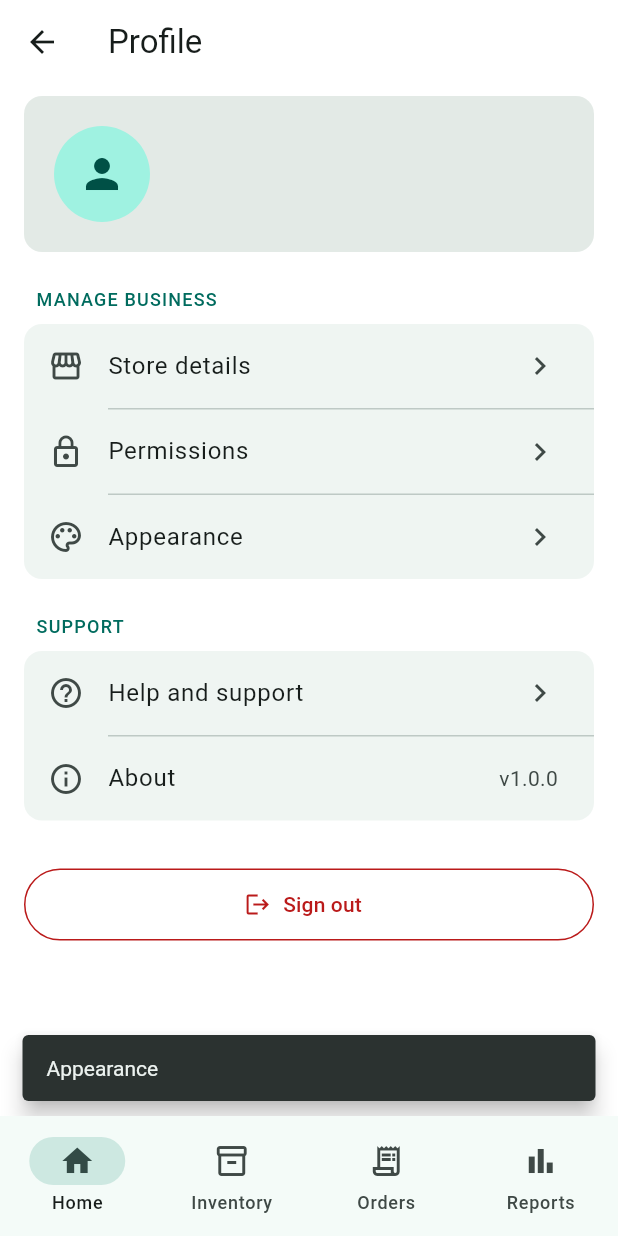
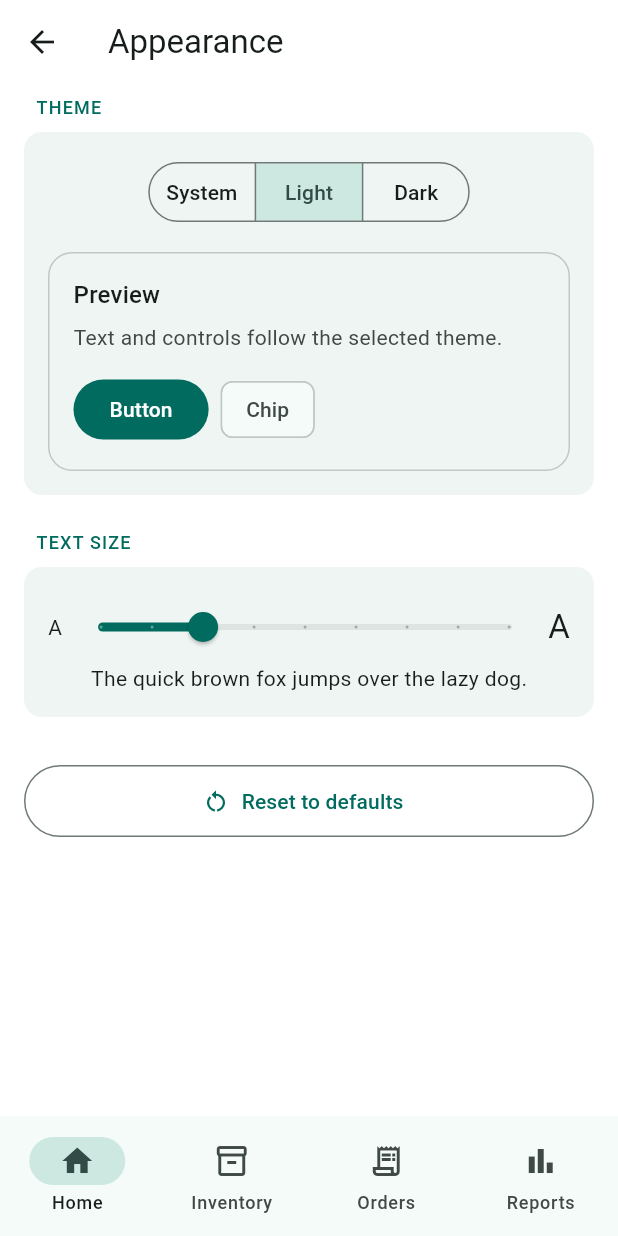
Before and after one commit to adriantoque/pharma-app, a Flutter app: the ProfileScreen screen opened by its route, after a tap on "Appearance", on a phone screen of 412 x 824 dp. Run offline on Flutter 3.47's test engine with Material 3 defaults, Android fonts, the phone set to English and light mode, and no system bars; our stand-ins replace camera, cloud_firestore, connectivity_plus, firebase_auth, firebase_core, fl_chart and 5 more; missing offline and left inert: google_mlkit_text_recognition; accounts and stored records are empty; generated files the repository leaves out were written again.

Commit message:
merging the theme mode, working in appearance setting.

```diff
--- a/lib/app.dart
+++ b/lib/app.dart
@@ -1,25 +1,63 @@
+import 'dart:async';
+
 import 'package:flutter/material.dart';
 import 'package:go_router/go_router.dart';
 import 'package:provider/provider.dart';
 
 import 'core/theme/app_theme.dart';
+import 'core/theme/theme_mode_controller.dart';
 
-class App extends StatelessWidget {
+class App extends StatefulWidget {
   const App({super.key});
 
   @override
+  State<App> createState() => _AppState();
+}
+
+class _AppState extends State<App> {
+  final AppThemeController _themeController = AppThemeController();
+
+  @override
+  void initState() {
+    super.initState();
+    unawaited(_themeController.load());
+  }
+
+  @override
+  void dispose() {
+    _themeController.dispose();
+    super.dispose();
+  }
+
+  @override
   Widget build(BuildContext context) {
-    return MaterialApp.router(
+    return ChangeNotifierProvider<AppThemeController>.value(
+      value: _themeController,
+      child: Consumer<AppThemeController>(
+        builder: (context, controller, _) => MaterialApp.router(
           title: 'PharmaGuide',
           debugShowCheckedModeBanner: false,
           theme: buildAppTheme(Brightness.light),
           darkTheme: buildAppTheme(Brightness.dark),
-      // Pinned to light rather than left following the system. The light theme
-      // was chosen for the product, and darkTheme is kept so the dark palette
-      // stays exercised by the tests.
-      themeMode: ThemeMode.light,
+          themeMode: controller.themeMode,
+          // The chosen text scale multiplies the platform's own, so a user who
+          // has already enlarged text system-wide keeps that and the in-app
+          // slider adds to it rather than replacing it.
+          builder: (context, child) {
+            final media = MediaQuery.of(context);
+            return MediaQuery(
+              data: media.copyWith(
+                textScaler: TextScaler.linear(
+                  media.textScaler.scale(1.0) * controller.textScale,
+                ),
+              ),
+              child: child!,
+            );
+          },
           // The router is owned and disposed by its Provider.
           routerConfig: context.read<GoRouter>(),
+        ),
+      ),
     );
   }
 }
--- /dev/null
+++ b/lib/features/profile/presentation/screens/appearance_screen.dart
@@ -0,0 +1,216 @@
+import 'package:flutter/material.dart';
+import 'package:provider/provider.dart';
+
+import '../../../../core/theme/app_theme.dart';
+import '../../../../core/theme/theme_mode_controller.dart';
+
+/// Lets the user choose the theme mode, the text size, and reset both.
+///
+/// The controls read the shared [AppThemeController] rather than holding state
+/// of their own, so a change is reflected by the whole app the moment it is
+/// made -- including the live preview below the theme selector.
+class AppearanceScreen extends StatelessWidget {
+  const AppearanceScreen({super.key});
+
+  static const double _minScale = 0.9;
+  static const double _maxScale = 1.3;
+
+  @override
+  Widget build(BuildContext context) {
+    final mode = context.select<AppThemeController, ThemeMode>(
+      (controller) => controller.themeMode,
+    );
+    final scale = context.select<AppThemeController, double>(
+      (controller) => controller.textScale,
+    );
+    final controller = context.read<AppThemeController>();
+
+    return Scaffold(
+      appBar: AppBar(title: const Text('Appearance')),
+      body: SafeArea(
+        child: Center(
+          child: ConstrainedBox(
+            constraints: const BoxConstraints(maxWidth: 600),
+            child: ListView(
+              padding: const EdgeInsets.fromLTRB(16, 8, 16, 24),
+              children: [
+                _Section(
+                  title: 'Theme',
+                  children: [
+                    Padding(
+                      padding: const EdgeInsets.fromLTRB(16, 16, 16, 8),
+                      child: SegmentedButton<ThemeMode>(
+                        showSelectedIcon: false,
+                        segments: const [
+                          ButtonSegment(
+                            value: ThemeMode.system,
+                            label: Text('System'),
+                          ),
+                          ButtonSegment(
+                            value: ThemeMode.light,
+                            label: Text('Light'),
+                          ),
+                          ButtonSegment(
+                            value: ThemeMode.dark,
+                            label: Text('Dark'),
+                          ),
+                        ],
+                        selected: {mode},
+                        onSelectionChanged: (selection) =>
+                            controller.setMode(selection.first),
+                      ),
+                    ),
+                    Padding(
+                      padding: const EdgeInsets.fromLTRB(16, 8, 16, 16),
+                      child: _ThemePreview(mode: mode),
+                    ),
+                  ],
+                ),
+                const SizedBox(height: 24),
+                _Section(
+                  title: 'Text size',
+                  children: [
+                    Padding(
+                      padding: const EdgeInsets.fromLTRB(16, 16, 16, 0),
+                      child: Row(
+                        children: [
+                          const Text('A', style: TextStyle(fontSize: 14)),
+                          Expanded(
+                            child: Slider(
+                              value: scale,
+                              min: _minScale,
+                              max: _maxScale,
+                              divisions: 8,
+                              label: '${(scale * 100).round()}%',
+                              onChanged: controller.setTextScale,
+                            ),
+                          ),
+                          const Text('A', style: TextStyle(fontSize: 22)),
+                        ],
+                      ),
+                    ),
+                    Padding(
+                      padding: const EdgeInsets.fromLTRB(16, 0, 16, 16),
+                      child: Text(
+                        'The quick brown fox jumps over the lazy dog.',
+                        style: Theme.of(context).textTheme.bodyMedium,
+                      ),
+                    ),
+                  ],
+                ),
+                const SizedBox(height: 32),
+                OutlinedButton.icon(
+                  onPressed: controller.resetToDefaults,
+                  icon: const Icon(Icons.restart_alt),
+                  label: const Text('Reset to defaults'),
+                  style: OutlinedButton.styleFrom(
+                    minimumSize: const Size.fromHeight(48),
+                  ),
+                ),
+              ],
+            ),
+          ),
+        ),
+      ),
+    );
+  }
+}
+
+/// A small sample surface rendered with the theme the current mode resolves
+/// to, so the choice is visible before leaving the screen. [ThemeMode.system]
+/// is resolved against the platform brightness here, exactly as the app does.
+class _ThemePreview extends StatelessWidget {
+  const _ThemePreview({required this.mode});
+
+  final ThemeMode mode;
+
+  @override
+  Widget build(BuildContext context) {
+    final brightness = switch (mode) {
+      ThemeMode.system => MediaQuery.platformBrightnessOf(context),
+      ThemeMode.light => Brightness.light,
+      ThemeMode.dark => Brightness.dark,
+    };
+
+    return Theme(
+      data: buildAppTheme(brightness),
+      child: Builder(
+        builder: (context) {
+          final theme = Theme.of(context);
+          final scheme = theme.colorScheme;
+
+          return Container(
+            width: double.infinity,
+            padding: const EdgeInsets.all(16),
+            decoration: BoxDecoration(
+              color: scheme.surfaceContainerLow,
+              borderRadius: BorderRadius.circular(16),
+              border: Border.all(color: scheme.outlineVariant),
+            ),
+            child: Column(
+              crossAxisAlignment: CrossAxisAlignment.start,
+              children: [
+                Text('Preview', style: theme.textTheme.titleMedium),
+                const SizedBox(height: 6),
+                Text(
+                  'Text and controls follow the selected theme.',
+                  style: theme.textTheme.bodyMedium?.copyWith(
+                    color: scheme.onSurfaceVariant,
+                  ),
+                ),
+                const SizedBox(height: 14),
+                Wrap(
+                  spacing: 8,
+                  runSpacing: 8,
+                  crossAxisAlignment: WrapCrossAlignment.center,
+                  children: [
+                    FilledButton(
+                      onPressed: () {},
+                      child: const Text('Button'),
+                    ),
+                    Chip(label: const Text('Chip')),
+                  ],
+                ),
+              ],
+            ),
+          );
+        },
+      ),
+    );
+  }
+}
+
+class _Section extends StatelessWidget {
+  const _Section({required this.title, required this.children});
+
+  final String title;
+  final List<Widget> children;
+
+  @override
+  Widget build(BuildContext context) {
+    final theme = Theme.of(context);
+
+    return Column(
+      crossAxisAlignment: CrossAxisAlignment.start,
+      children: [
+        Padding(
+          padding: const EdgeInsets.only(left: 8, bottom: 8),
+          child: Text(
+            title.toUpperCase(),
+            style: theme.textTheme.labelMedium?.copyWith(
+              color: theme.colorScheme.primary,
+              letterSpacing: 0.8,
+            ),
+          ),
+        ),
+        Card(
+          elevation: 0,
+          margin: EdgeInsets.zero,
+          clipBehavior: Clip.antiAlias,
+          color: theme.colorScheme.surfaceContainerLow,
+          child: Column(children: children),
+        ),
+      ],
+    );
+  }
+}
--- a/lib/features/profile/presentation/screens/profile_screen.dart
+++ b/lib/features/profile/presentation/screens/profile_screen.dart
@@ -1,4 +1,5 @@
 import 'package:flutter/material.dart';
+import 'package:go_router/go_router.dart';
 import 'package:package_info_plus/package_info_plus.dart';
 import 'package:provider/provider.dart';
 
@@ -253,7 +254,7 @@ class _BusinessSection extends StatelessWidget {
         _NavTile(
           icon: Icons.palette_outlined,
           label: 'Appearance',
-          onTap: () => _comingSoon(context, 'Appearance'),
+          onTap: () => context.pushNamed('home-profile-appearance'),
         ),
       ],
     );
```
Also changed, not shown: lib/core/theme/theme_mode_controller.dart (+87 -14 lines), lib/routing/app_router.dart (+9 -0 lines). Lines whose indentation alone changed are shown as unchanged.
